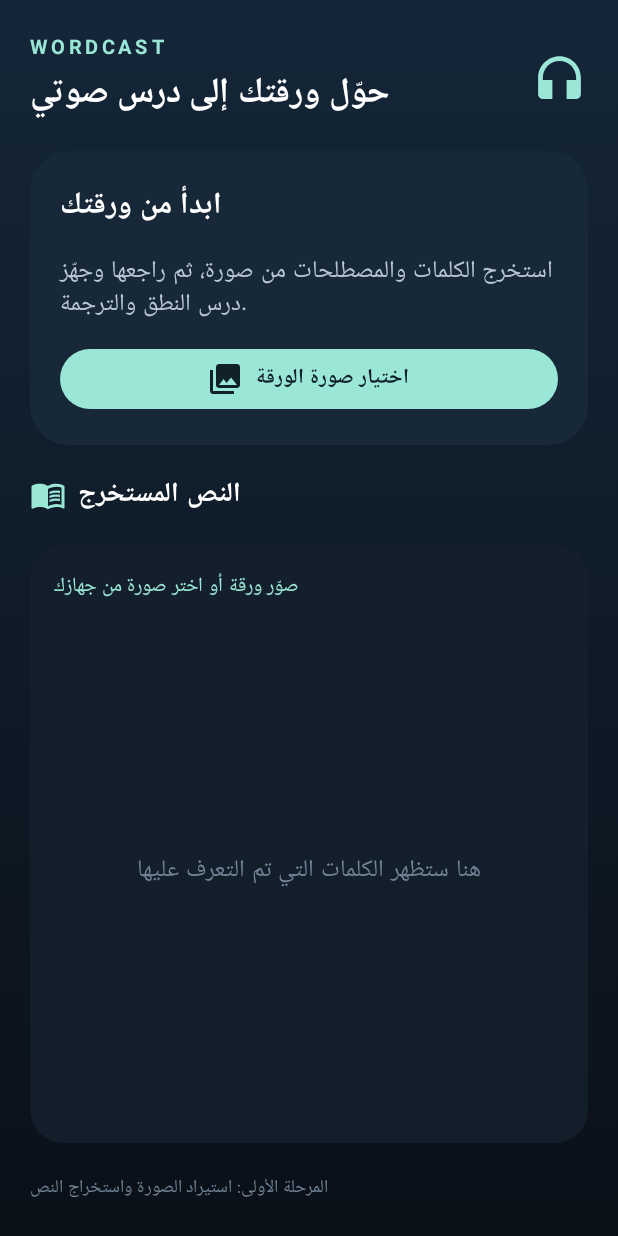
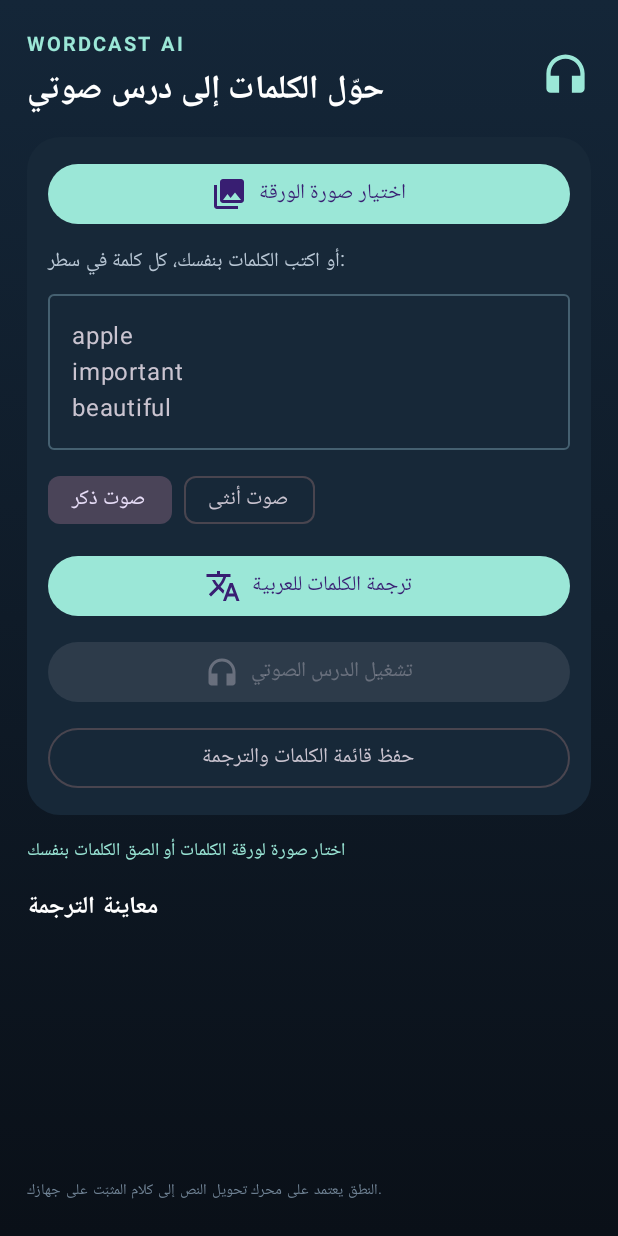
Before and after one commit to a2hmed-cloud/Timer-, an Android app built with Jetpack Compose: the screen it shows after launch (MainActivity), on a phone screen of 412 x 824 dp. Run offline under Robolectric (Android 15) with nearby library versions, the phone set to English and light mode, and no system bars; libraries missing offline, so code that uses them is left out: com.google.mlkit.common, com.google.mlkit.nl, com.google.mlkit.vision.

Commit message:
Add translation and spoken vocabulary lesson

```diff
--- a/app/src/main/java/com/wordcast/ai/MainActivity.kt
+++ b/app/src/main/java/com/wordcast/ai/MainActivity.kt
@@ -1,7 +1,10 @@
 package com.wordcast.ai
 
+import android.content.Intent
 import android.net.Uri
 import android.os.Bundle
+import android.speech.tts.TextToSpeech
+import android.speech.tts.UtteranceProgressListener
 import androidx.activity.ComponentActivity
 import androidx.activity.compose.rememberLauncherForActivityResult
 import androidx.activity.compose.setContent
@@ -9,15 +12,12 @@ import androidx.activity.result.contract.ActivityResultContracts
 import androidx.compose.foundation.background
 import androidx.compose.foundation.layout.*
 import androidx.compose.foundation.lazy.LazyColumn
-import androidx.compose.foundation.lazy.items
+import androidx.compose.foundation.lazy.itemsIndexed
 import androidx.compose.foundation.shape.RoundedCornerShape
 import androidx.compose.material.icons.Icons
-import androidx.compose.material.icons.filled.Add
-import androidx.compose.material.icons.filled.CameraAlt
-import androidx.compose.material.icons.filled.Download
 import androidx.compose.material.icons.filled.Headphones
-import androidx.compose.material.icons.filled.MenuBook
 import androidx.compose.material.icons.filled.PhotoLibrary
+import androidx.compose.material.icons.filled.Translate
 import androidx.compose.material3.*
 import androidx.compose.runtime.*
 import androidx.compose.ui.Alignment
@@ -27,9 +27,13 @@ import androidx.compose.ui.graphics.Color
 import androidx.compose.ui.text.font.FontWeight
 import androidx.compose.ui.unit.dp
 import androidx.compose.ui.unit.sp
+import com.google.mlkit.common.model.DownloadConditions
+import com.google.mlkit.nl.translate.Translation
+import com.google.mlkit.nl.translate.TranslatorOptions
 import com.google.mlkit.vision.common.InputImage
 import com.google.mlkit.vision.text.TextRecognition
 import com.google.mlkit.vision.text.latin.TextRecognizerOptions
+import java.util.Locale
 
 class MainActivity : ComponentActivity() {
     override fun onCreate(savedInstanceState: Bundle?) {
@@ -41,24 +45,51 @@ class MainActivity : ComponentActivity() {
 @Composable
 private fun WordCastApp() {
     val context = androidx.compose.ui.platform.LocalContext.current
-    var extractedText by remember { mutableStateOf("") }
-    var status by remember { mutableStateOf("صوّر ورقة أو اختر صورة من جهازك") }
+    var rawText by remember { mutableStateOf("") }
+    var wordText by remember { mutableStateOf("") }
+    var translated by remember { mutableStateOf(false) }
+    var translations by remember { mutableStateOf<Map<String, String>>(emptyMap()) }
+    var status by remember { mutableStateOf("اختار صورة لورقة الكلمات أو الصق الكلمات بنفسك") }
     var busy by remember { mutableStateOf(false) }
+    var voice by remember { mutableStateOf("ذكر") }
+    var speaking by remember { mutableStateOf(false) }
+    val tts = remember { mutableStateOf<TextToSpeech?>(null) }
+
+    DisposableEffect(Unit) {
+        val engine = TextToSpeech(context) { result ->
+            if (result == TextToSpeech.SUCCESS) {
+                tts.value?.language = Locale.US
+                tts.value?.setSpeechRate(1f)
+            }
+        }
+        tts.value = engine
+        onDispose {
+            engine.stop()
+            engine.shutdown()
+            tts.value = null
+        }
+    }
+
     val picker = rememberLauncherForActivityResult(ActivityResultContracts.GetContent()) { uri: Uri? ->
         if (uri != null) {
             busy = true
-            status = "جاري استخراج النص..."
+            status = "جاري قراءة الصورة..."
             try {
                 val image = InputImage.fromFilePath(context, uri)
                 TextRecognition.getClient(TextRecognizerOptions.DEFAULT_OPTIONS)
                     .process(image)
                     .addOnSuccessListener { result ->
-                        extractedText = result.text
-                        status = if (result.text.isBlank()) "لم يتم العثور على نص واضح" else "تم استخراج النص — راجعه قبل إنشاء الدرس"
+                        rawText = result.text
+                        val tokens = Regex("[A-Za-z][A-Za-z'-]{1,}").findAll(result.text)
+                            .map { it.value.trim() }.distinctBy { it.lowercase(Locale.US) }.toList()
+                        wordText = tokens.joinToString("\n")
+                        translations = emptyMap()
+                        translated = false
+                        status = "اتعرفنا على ${tokens.size} كلمة. راجع القائمة وعدّلها."
                         busy = false
                     }
-                    .addOnFailureListener { error ->
-                        status = "تعذر قراءة الصورة: ${error.localizedMessage ?: "خطأ غير معروف"}"
+                    .addOnFailureListener { e ->
+                        status = "فشل استخراج النص: ${e.localizedMessage ?: "حاول بصورة أوضح"}"
                         busy = false
                     }
             } catch (e: Exception) {
@@ -68,82 +99,128 @@ private fun WordCastApp() {
         }
     }
 
-    MaterialTheme(
-        colorScheme = darkColorScheme(
-            primary = Color(0xFF9BE7D7),
-            secondary = Color(0xFFB8C7FF),
-            background = Color(0xFF0A1018),
-            surface = Color(0xFF121D29)
+    val saveText = rememberLauncherForActivityResult(ActivityResultContracts.CreateDocument("text/plain")) { uri ->
+        if (uri != null) {
+            val lines = wordText.lines().filter { it.isNotBlank() }
+            val content = lines.joinToString("\n") { w -> "$w — ${translations[w] ?: "لم تتم الترجمة"}" }
+            runCatching { context.contentResolver.openOutputStream(uri)?.bufferedWriter()?.use { it.write(content) } }
+            status = "تم حفظ قائمة الكلمات والترجمة"
+        }
+    }
+
+    fun translateWords() {
+        val words = wordText.lines().map { it.trim() }.filter { it.isNotEmpty() }.distinctBy { it.lowercase(Locale.US) }
+        if (words.isEmpty()) { status = "أضف كلمات الأول"; return }
+        busy = true
+        status = "جاري تجهيز الترجمة الإنجليزية ← العربية..."
+        val translator = Translation.getClient(
+            TranslatorOptions.Builder().setSourceLanguage("en").setTargetLanguage("ar").build()
         )
-    ) {
+        translator.downloadModelIfNeeded(DownloadConditions.Builder().build())
+            .addOnSuccessListener {
+                val resultMap = mutableMapOf<String, String>()
+                fun next(index: Int) {
+                    if (index >= words.size) {
+                        translations = resultMap.toMap()
+                        translated = true
+                        busy = false
+                        status = "تمت ترجمة ${resultMap.size} كلمة. الترجمة متاحة بعد تنزيل النموذج."
+                        translator.close()
+                        return
+                    }
+                    val w = words[index]
+                    translator.translate(w)
+                        .addOnSuccessListener { ar -> resultMap[w] = ar; next(index + 1) }
+                        .addOnFailureListener { resultMap[w] = "تعذرت الترجمة"; next(index + 1) }
+                }
+                next(0)
+            }
+            .addOnFailureListener { e ->
+                busy = false
+                status = "تعذر تنزيل نموذج الترجمة. اتصل بالإنترنت وحاول مجدداً."
+                translator.close()
+            }
+    }
+
+    fun playLesson() {
+        val engine = tts.value
+        val words = wordText.lines().map { it.trim() }.filter { it.isNotEmpty() }
+        if (engine == null || words.isEmpty()) { status = "أضف كلمات قبل تشغيل الدرس"; return }
+        engine.stop()
+        engine.language = Locale.US
+        engine.setPitch(if (voice == "ذكر") 0.88f else 1.12f)
+        words.forEachIndexed { index, w ->
+            val ar = translations[w] ?: "الترجمة غير متاحة"
+            engine.setSpeechRate(0.65f)
+            engine.speak(w, if (index == 0) TextToSpeech.QUEUE_FLUSH else TextToSpeech.QUEUE_ADD, null, "slow$index")
+            engine.setSpeechRate(1.0f)
+            engine.speak(w, TextToSpeech.QUEUE_ADD, null, "normal$index")
+            engine.setSpeechRate(1.25f)
+            engine.speak(w, TextToSpeech.QUEUE_ADD, null, "fast$index")
+            engine.setSpeechRate(0.85f)
+            engine.speak(w.toCharArray().joinToString(" "), TextToSpeech.QUEUE_ADD, null, "spell$index")
+            engine.setSpeechRate(1.0f)
+            engine.speak(ar, TextToSpeech.QUEUE_ADD, null, "arabic$index")
+        }
+        speaking = true
+        status = "الدرس شغال: بطيء، طبيعي، سريع، تهجئة، ثم المعنى العربي."
+    }
+
+    MaterialTheme(colorScheme = darkColorScheme(primary = Color(0xFF9BE7D7), secondary = Color(0xFFB8C7FF), background = Color(0xFF0A1018), surface = Color(0xFF172838))) {
         Surface(Modifier.fillMaxSize(), color = Color(0xFF0A1018)) {
             Column(
-                Modifier.fillMaxSize()
-                    .background(Brush.verticalGradient(listOf(Color(0xFF142638), Color(0xFF0A1018))))
-                    .padding(20.dp),
-                verticalArrangement = Arrangement.spacedBy(18.dp)
+                Modifier.fillMaxSize().background(Brush.verticalGradient(listOf(Color(0xFF142638), Color(0xFF0A1018)))).padding(18.dp),
+                verticalArrangement = Arrangement.spacedBy(12.dp)
             ) {
                 Row(verticalAlignment = Alignment.CenterVertically) {
                     Column(Modifier.weight(1f)) {
-                        Text("WORDCAST", color = Color(0xFF9BE7D7), fontSize = 13.sp, fontWeight = FontWeight.Bold, letterSpacing = 3.sp)
-                        Text("حوّل ورقتك إلى درس صوتي", color = Color.White, fontSize = 23.sp, fontWeight = FontWeight.Bold)
+                        Text("WORDCAST AI", color = Color(0xFF9BE7D7), fontSize = 13.sp, fontWeight = FontWeight.Bold, letterSpacing = 2.sp)
+                        Text("حوّل الكلمات إلى درس صوتي", color = Color.White, fontSize = 22.sp, fontWeight = FontWeight.Bold)
                     }
-                    Icon(Icons.Default.Headphones, null, tint = Color(0xFF9BE7D7), modifier = Modifier.size(38.dp))
+                    Icon(Icons.Default.Headphones, null, tint = Color(0xFF9BE7D7), modifier = Modifier.size(34.dp))
                 }
-                Card(
-                    colors = CardDefaults.cardColors(containerColor = Color(0xFF172838)),
-                    shape = RoundedCornerShape(26.dp),
-                    modifier = Modifier.fillMaxWidth()
-                ) {
-                    Column(Modifier.padding(20.dp), verticalArrangement = Arrangement.spacedBy(12.dp)) {
-                        Text("ابدأ من ورقتك", color = Color.White, fontSize = 20.sp, fontWeight = FontWeight.Bold)
-                        Text("استخرج الكلمات والمصطلحات من صورة، ثم راجعها وجهّز درس النطق والترجمة.", color = Color(0xFFB9C7D5), lineHeight = 22.sp)
-                        Button(
-                            onClick = { picker.launch("image/*") },
-                            modifier = Modifier.fillMaxWidth(),
-                            colors = ButtonDefaults.buttonColors(containerColor = Color(0xFF9BE7D7), contentColor = Color(0xFF10212A))
-                        ) {
-                            Icon(Icons.Default.PhotoLibrary, null)
-                            Spacer(Modifier.width(8.dp))
-                            Text("اختيار صورة الورقة", fontWeight = FontWeight.Bold)
+                Card(colors = CardDefaults.cardColors(containerColor = Color(0xFF172838)), shape = RoundedCornerShape(22.dp)) {
+                    Column(Modifier.padding(14.dp), verticalArrangement = Arrangement.spacedBy(9.dp)) {
+                        Button(onClick = { picker.launch("image/*") }, modifier = Modifier.fillMaxWidth()) {
+                            Icon(Icons.Default.PhotoLibrary, null); Spacer(Modifier.width(8.dp)); Text("اختيار صورة الورقة")
+                        }
+                        Text("أو اكتب الكلمات بنفسك، كل كلمة في سطر:", color = Color(0xFFB9C7D5), fontSize = 13.sp)
+                        OutlinedTextField(
+                            value = wordText, onValueChange = { wordText = it; translated = false },
+                            modifier = Modifier.fillMaxWidth().heightIn(min = 100.dp, max = 180.dp),
+                            placeholder = { Text("apple\nimportant\nbeautiful") },
+                            textStyle = LocalTextStyle.current.copy(color = Color.White),
+                            colors = OutlinedTextFieldDefaults.colors(focusedBorderColor = Color(0xFF9BE7D7), unfocusedBorderColor = Color(0xFF456070))
+                        )
+                        Row(horizontalArrangement = Arrangement.spacedBy(8.dp)) {
+                            FilterChip(selected = voice == "ذكر", onClick = { voice = "ذكر" }, label = { Text("صوت ذكر") })
+                            FilterChip(selected = voice == "أنثى", onClick = { voice = "أنثى" }, label = { Text("صوت أنثى") })
+                        }
+                        Button(onClick = { translateWords() }, enabled = !busy, modifier = Modifier.fillMaxWidth()) {
+                            Icon(Icons.Default.Translate, null); Spacer(Modifier.width(7.dp)); Text("ترجمة الكلمات للعربية")
+                        }
+                        Button(onClick = { playLesson() }, enabled = !busy && wordText.isNotBlank(), modifier = Modifier.fillMaxWidth()) {
+                            Icon(Icons.Default.Headphones, null); Spacer(Modifier.width(7.dp)); Text("تشغيل الدرس الصوتي")
+                        }
+                        OutlinedButton(onClick = { saveText.launch("WordCast-word-list.txt") }, modifier = Modifier.fillMaxWidth()) {
+                            Text("حفظ قائمة الكلمات والترجمة")
                         }
                     }
                 }
-                Row(verticalAlignment = Alignment.CenterVertically) {
-                    Icon(Icons.Default.MenuBook, null, tint = Color(0xFF9BE7D7))
-                    Spacer(Modifier.width(8.dp))
-                    Text("النص المستخرج", color = Color.White, fontWeight = FontWeight.Bold, fontSize = 18.sp)
-                }
-                Card(
-                    modifier = Modifier.weight(1f).fillMaxWidth(),
-                    colors = CardDefaults.cardColors(containerColor = Color(0xCC14212D)),
-                    shape = RoundedCornerShape(22.dp)
-                ) {
-                    Column(Modifier.fillMaxSize().padding(16.dp)) {
-                        Text(status, color = Color(0xFF9BE7D7), fontSize = 13.sp)
-                        Spacer(Modifier.height(12.dp))
-                        if (busy) {
-                            CircularProgressIndicator(color = Color(0xFF9BE7D7))
-                        } else if (extractedText.isBlank()) {
-                            Box(Modifier.fillMaxSize(), contentAlignment = Alignment.Center) {
-                                Text("هنا ستظهر الكلمات التي تم التعرف عليها", color = Color(0xFF718496))
+                Text(status, color = Color(0xFF9BE7D7), fontSize = 12.sp)
+                if (busy) LinearProgressIndicator(Modifier.fillMaxWidth(), color = Color(0xFF9BE7D7))
+                Text("معاينة الترجمة", color = Color.White, fontWeight = FontWeight.Bold)
+                LazyColumn(Modifier.weight(1f), verticalArrangement = Arrangement.spacedBy(7.dp)) {
+                    itemsIndexed(wordText.lines().filter { it.isNotBlank() }) { _, w ->
+                        Card(colors = CardDefaults.cardColors(containerColor = Color(0xCC172838)), shape = RoundedCornerShape(14.dp), modifier = Modifier.fillMaxWidth()) {
+                            Row(Modifier.fillMaxWidth().padding(12.dp), horizontalArrangement = Arrangement.SpaceBetween, verticalAlignment = Alignment.CenterVertically) {
+                                Text(w, color = Color.White, fontWeight = FontWeight.SemiBold)
+                                Text(translations[w] ?: "—", color = Color(0xFF9BE7D7))
                             }
-                        } else {
-                            TextField(
-                                value = extractedText,
-                                onValueChange = { extractedText = it },
-                                modifier = Modifier.fillMaxSize(),
-                                colors = TextFieldDefaults.colors(
-                                    focusedContainerColor = Color.Transparent,
-                                    unfocusedContainerColor = Color.Transparent,
-                                    focusedTextColor = Color.White,
-                                    unfocusedTextColor = Color.White
-                                )
-                            )
                         }
                     }
                 }
-                Text("المرحلة الأولى: استيراد الصورة واستخراج النص", color = Color(0xFF718496), fontSize = 12.sp)
+                Text("النطق يعتمد على محرك تحويل النص إلى كلام المثبّت على جهازك.", color = Color(0xFF718496), fontSize = 10.sp)
             }
         }
     }
```
